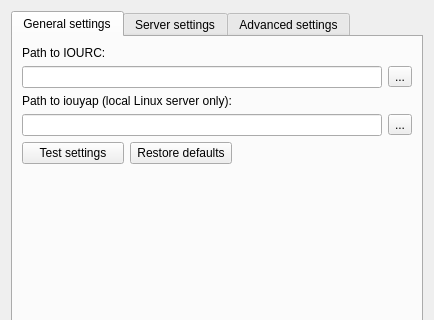
Above: gns3/modules/iou/ui/iou_preferences_page.ui from GNS3/gns3-gui before the change; both pictures show x 0 to 434 and y 0 to 320 of the 434 by 508 pixel window. Below: the same form after it.
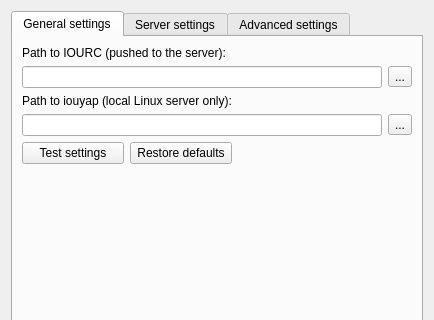
That is the form after the change.

What changed in the file:
```diff
--- a/gns3/modules/iou/ui/iou_preferences_page.ui
+++ b/gns3/modules/iou/ui/iou_preferences_page.ui
@@ -82,7 +82,7 @@
        <item row="2" column="0">
         <widget class="QLabel" name="uiIOURCPathLabel">
          <property name="text">
-          <string>Path to IOURC:</string>
+          <string>Path to IOURC (pushed to the server):</string>
          </property>
         </widget>
        </item>
```
